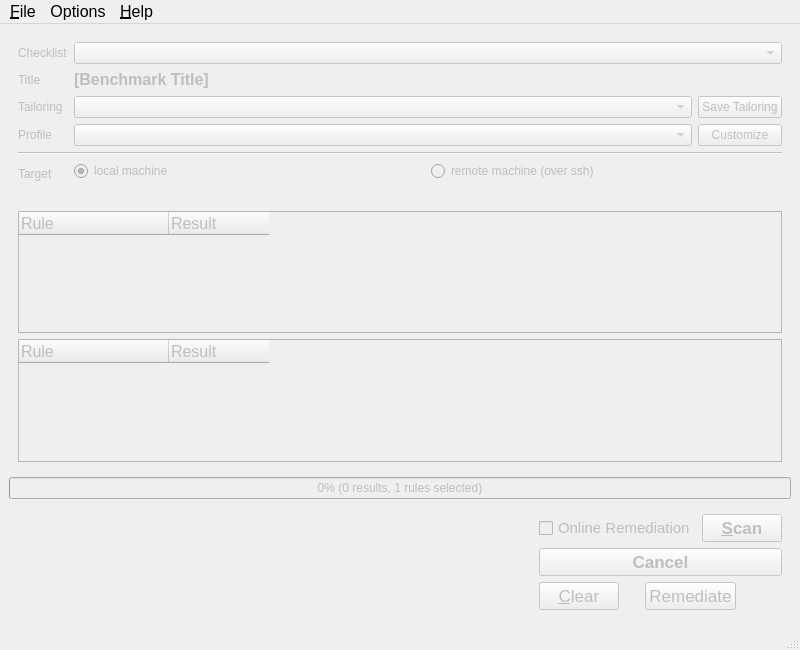
This is src/ui/MainWindow.ui in eurolinux-enterprise-linux-sources/scap-workbench as Qt 5 draws it before an edit. The edited form follows.
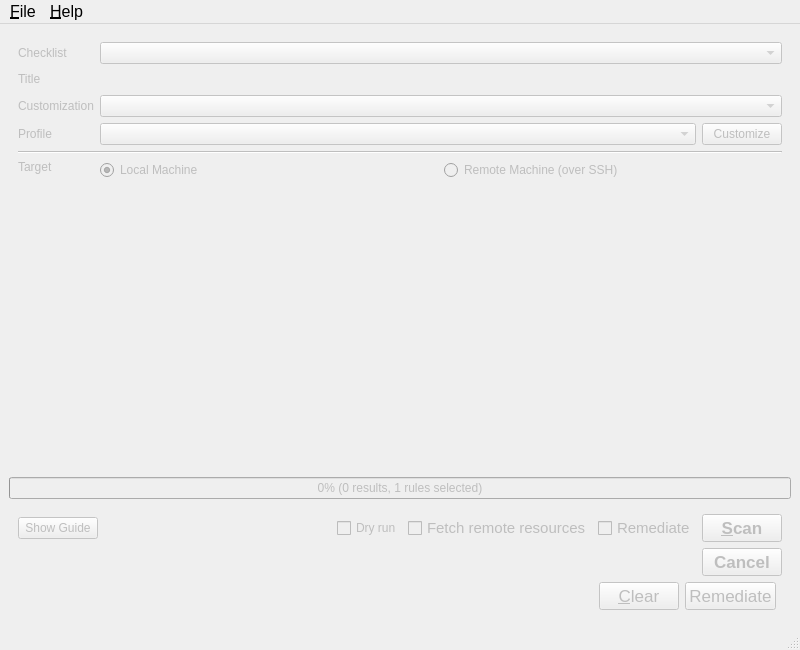
This is the edited form. Custom widgets are drawn as their Qt base class.

What changed in the file:
```diff
--- a/src/ui/MainWindow.ui
+++ b/src/ui/MainWindow.ui
@@ -27,7 +27,7 @@
        <item row="6" column="2">
         <widget class="QPushButton" name="customizeProfileButton">
          <property name="toolTip">
-          <string>Creates a new profile that inherits selected profile, opens a window to edit the newly created profile.</string>
+          <string>Duplicates the current profile, and opens a window to customize it.</string>
          </property>
          <property name="text">
           <string>Customize</string>
@@ -51,8 +51,11 @@
              </property>
              <item>
               <widget class="QRadioButton" name="localMachineRadioButton">
+               <property name="toolTip">
+                <string>Selecting the Local Machine target will cause workbench to evaluate the same machine that it is running on.</string>
+               </property>
                <property name="text">
-                <string>local machine</string>
+                <string>Local Machine</string>
                </property>
                <property name="checked">
                 <bool>true</bool>
@@ -61,8 +64,11 @@
              </item>
              <item>
               <widget class="QRadioButton" name="remoteMachineRadioButton">
+               <property name="toolTip">
+                <string>The Remote Machine target enables workbench to scan any remote machine that can be accessed using SSH.</string>
+               </property>
                <property name="text">
-                <string>remote machine (over ssh)</string>
+                <string>Remote Machine (over SSH)</string>
                </property>
               </widget>
              </item>
@@ -75,16 +81,6 @@
          </layout>
         </widget>
        </item>
-       <item row="5" column="2">
-        <widget class="QPushButton" name="saveTailoringButton">
-         <property name="text">
-          <string>Save Tailoring</string>
-         </property>
-         <property name="shortcut">
-          <string/>
-         </property>
-        </widget>
-       </item>
        <item row="7" column="0" colspan="3">
         <widget class="Line" name="line_2">
          <property name="orientation">
@@ -118,29 +114,30 @@
        </item>
        <item row="8" column="0">
         <widget class="QLabel" name="label">
-         <property name="sizePolicy">
-          <sizepolicy hsizetype="Preferred" vsizetype="Maximum">
-           <horstretch>0</horstretch>
-           <verstretch>0</verstretch>
-          </sizepolicy>
-         </property>
          <property name="text">
           <string>Target</string>
          </property>
+         <property name="alignment">
+          <set>Qt::AlignLeading|Qt::AlignLeft|Qt::AlignTop</set>
+         </property>
         </widget>
        </item>
        <item row="5" column="0">
         <widget class="QLabel" name="label_4">
          <property name="text">
-          <string>Tailoring</string>
+          <string>Customization</string>
          </property>
         </widget>
        </item>
        <item row="6" column="1">
-        <widget class="QComboBox" name="profileComboBox"/>
-       </item>
-       <item row="5" column="1">
-        <widget class="QComboBox" name="tailoringFileComboBox"/>
+        <widget class="QComboBox" name="profileComboBox">
+         <property name="toolTip">
+          <string>Determines which XCCDF profile will be used for evaluation. Listed profiles come from the input content and customization file.</string>
+         </property>
+         <property name="maxVisibleItems">
+          <number>15</number>
+         </property>
+        </widget>
        </item>
        <item row="3" column="1" colspan="2">
         <widget class="QLabel" name="titleLabel">
@@ -157,8 +154,11 @@
            <bold>true</bold>
           </font>
          </property>
+         <property name="toolTip">
+          <string>TItle of the XCCDF Benchmark</string>
+         </property>
          <property name="text">
-          <string>[Benchmark Title]</string>
+          <string/>
          </property>
         </widget>
        </item>
@@ -182,81 +182,24 @@
          </property>
         </spacer>
        </item>
+       <item row="5" column="1" colspan="2">
+        <widget class="QComboBox" name="tailoringFileComboBox">
+         <property name="toolTip">
+          <string>Allows to select, load or reset a customization. Customization is called XCCDF Tailoring in the specification.</string>
+         </property>
+        </widget>
+       </item>
       </layout>
      </widget>
     </item>
     <item>
-     <widget class="QWidget" name="widget_2" native="true">
-      <layout class="QVBoxLayout" name="verticalLayout_2">
-       <item>
-        <widget class="QTreeWidget" name="selectedRulesTree">
-         <property name="font">
-          <font>
-           <pointsize>12</pointsize>
-          </font>
-         </property>
-         <property name="alternatingRowColors">
-          <bool>true</bool>
-         </property>
-         <property name="rootIsDecorated">
-          <bool>false</bool>
-         </property>
-         <attribute name="headerDefaultSectionSize">
-          <number>150</number>
-         </attribute>
-         <attribute name="headerStretchLastSection">
-          <bool>false</bool>
-         </attribute>
-         <column>
-          <property name="text">
-           <string>Rule</string>
-          </property>
-         </column>
-         <column>
-          <property name="text">
-           <string>Result</string>
-          </property>
-         </column>
-        </widget>
-       </item>
-       <item>
-        <widget class="QTreeWidget" name="ruleResultsTree">
-         <property name="font">
-          <font>
-           <pointsize>12</pointsize>
-          </font>
-         </property>
-         <property name="alternatingRowColors">
-          <bool>true</bool>
-         </property>
-         <property name="rootIsDecorated">
-          <bool>false</bool>
-         </property>
-         <property name="uniformRowHeights">
-          <bool>true</bool>
-         </property>
-         <property name="sortingEnabled">
-          <bool>false</bool>
-         </property>
-         <attribute name="headerDefaultSectionSize">
-          <number>150</number>
-         </attribute>
-         <attribute name="headerStretchLastSection">
-          <bool>false</bool>
-         </attribute>
-         <column>
-          <property name="text">
-           <string>Rule</string>
-          </property>
-         </column>
-         <column>
-          <property name="text">
-           <string>Result</string>
-          </property>
-         </column>
-        </widget>
-       </item>
-      </layout>
+     <widget class="RuleResultsTree" name="ruleResultsTree" native="true">
+      <property name="sizePolicy">
+       <sizepolicy hsizetype="Preferred" vsizetype="Expanding">
+        <horstretch>0</horstretch>
+        <verstretch>0</verstretch>
+       </sizepolicy>
+      </property>
      </widget>
     </item>
     <item>
@@ -281,19 +224,6 @@
        </sizepolicy>
       </property>
       <layout class="QHBoxLayout" name="horizontalLayout_2">
-       <item>
-        <spacer name="horizontalSpacer">
-         <property name="orientation">
-          <enum>Qt::Horizontal</enum>
-         </property>
-         <property name="sizeHint" stdset="0">
-          <size>
-           <width>211</width>
-           <height>20</height>
-          </size>
-         </property>
-        </spacer>
-       </item>
        <item>
         <widget class="QWidget" name="widget_5" native="true">
          <layout class="QVBoxLayout" name="verticalLayout_3">
@@ -306,6 +236,51 @@
              <property name="margin">
               <number>0</number>
              </property>
+             <item>
+              <widget class="QPushButton" name="showGuideButton">
+               <property name="text">
+                <string>Show Guide</string>
+               </property>
+              </widget>
+             </item>
+             <item>
+              <spacer name="horizontalSpacer">
+               <property name="orientation">
+                <enum>Qt::Horizontal</enum>
+               </property>
+               <property name="sizeHint" stdset="0">
+                <size>
+                 <width>211</width>
+                 <height>20</height>
+                </size>
+               </property>
+              </spacer>
+             </item>
+             <item>
+              <widget class="QCheckBox" name="dryRunCheckBox">
+               <property name="toolTip">
+                <string>When checked no action is performed after pressing Scan, a dialog with the used command-line arguments is shown instead.</string>
+               </property>
+               <property name="text">
+                <string>Dry run</string>
+               </property>
+              </widget>
+             </item>
+             <item>
+              <widget class="QCheckBox" name="fetchRemoteResourcesCheckbox">
+               <property name="font">
+                <font>
+                 <pointsize>11</pointsize>
+                </font>
+               </property>
+               <property name="toolTip">
+                <string>&lt;html&gt;&lt;head/&gt;&lt;body&gt;&lt;p&gt;Allow download of&amp;nbsp;remote OVAL content referenced from&amp;nbsp;XCCDF by&amp;nbsp;check-content-ref/@href.&lt;/p&gt;&lt;/body&gt;&lt;/html&gt;</string>
+               </property>
+               <property name="text">
+                <string>Fetch remote resources</string>
+               </property>
+              </widget>
+             </item>
              <item>
               <widget class="QCheckBox" name="onlineRemediationCheckBox">
                <property name="font">
@@ -314,10 +289,10 @@
                 </font>
                </property>
                <property name="toolTip">
-                <string>Checking this enables online remediation of failed checks. Online in the sense of being done as part of the evaluation.</string>
+                <string>&lt;html&gt;&lt;head/&gt;&lt;body&gt;&lt;p&gt;Attempts to automatically correct issues identified by the scan.&lt;/p&gt;&lt;p&gt;Note: Automated remediation may impact system functionality.&lt;/p&gt;&lt;/body&gt;&lt;/html&gt;</string>
                </property>
                <property name="text">
-                <string>Online Remediation</string>
+                <string>Remediate</string>
                </property>
               </widget>
              </item>
@@ -330,6 +305,9 @@
                  <bold>true</bold>
                 </font>
                </property>
+               <property name="toolTip">
+                <string>Starts the evaluation.</string>
+               </property>
                <property name="text">
                 <string>&amp;Scan</string>
                </property>
@@ -344,6 +322,19 @@
              <property name="margin">
               <number>0</number>
              </property>
+             <item>
+              <spacer name="horizontalSpacer_4">
+               <property name="orientation">
+                <enum>Qt::Horizontal</enum>
+               </property>
+               <property name="sizeHint" stdset="0">
+                <size>
+                 <width>40</width>
+                 <height>20</height>
+                </size>
+               </property>
+              </spacer>
+             </item>
              <item>
               <widget class="QPushButton" name="cancelButton">
                <property name="font">
@@ -353,6 +344,9 @@
                  <bold>true</bold>
                 </font>
                </property>
+               <property name="toolTip">
+                <string>Cancels the evaluation. Partial results may be lost.</string>
+               </property>
                <property name="text">
                 <string>Cancel</string>
                </property>
@@ -370,6 +364,19 @@
              <property name="margin">
               <number>0</number>
              </property>
+             <item>
+              <spacer name="horizontalSpacer_3">
+               <property name="orientation">
+                <enum>Qt::Horizontal</enum>
+               </property>
+               <property name="sizeHint" stdset="0">
+                <size>
+                 <width>40</width>
+                 <height>20</height>
+                </size>
+               </property>
+              </spacer>
+             </item>
              <item>
               <widget class="QPushButton" name="clearButton">
                <property name="font">
@@ -377,27 +384,14 @@
                  <pointsize>13</pointsize>
                 </font>
                </property>
+               <property name="toolTip">
+                <string>Causes workbench to forget all collected evaluation results and prepares it for another scan.</string>
+               </property>
                <property name="text">
                 <string>&amp;Clear</string>
                </property>
               </widget>
              </item>
-             <item>
-              <spacer name="horizontalSpacer_3">
-               <property name="orientation">
-                <enum>Qt::Horizontal</enum>
-               </property>
-               <property name="sizeType">
-                <enum>QSizePolicy::Minimum</enum>
-               </property>
-               <property name="sizeHint" stdset="0">
-                <size>
-                 <width>20</width>
-                 <height>1</height>
-                </size>
-               </property>
-              </spacer>
-             </item>
              <item>
               <widget class="QPushButton" name="offlineRemediateButton">
                <property name="enabled">
@@ -440,7 +434,7 @@
      <x>0</x>
      <y>0</y>
      <width>800</width>
-     <height>27</height>
+     <height>30</height>
     </rect>
    </property>
    <property name="font">
@@ -457,12 +451,17 @@
     </property>
     <widget class="QMenu" name="menuSave">
      <property name="title">
-      <string>Save As ...</string>
+      <string>Save All</string>
      </property>
      <addaction name="actionSaveIntoDirectory"/>
      <addaction name="actionSaveAsRPM"/>
     </widget>
+    <addaction name="actionOpenSSG"/>
     <addaction name="actionOpen"/>
+    <addaction name="separator"/>
+    <addaction name="actionOpenCustomizationFile"/>
+    <addaction name="separator"/>
+    <addaction name="actionSaveTailoring"/>
     <addaction name="menuSave"/>
     <addaction name="separator"/>
     <addaction name="actionQuit"/>
@@ -478,25 +477,24 @@
     <addaction name="actionAbout"/>
     <addaction name="actionAboutQt"/>
    </widget>
-   <widget class="QMenu" name="menuOptions">
-    <property name="title">
-     <string>Options</string>
-    </property>
-    <addaction name="actionSkipValidation"/>
-   </widget>
    <addaction name="menuFile"/>
-   <addaction name="menuOptions"/>
    <addaction name="menuHelp"/>
   </widget>
   <action name="actionOpen">
    <property name="text">
-    <string>&amp;Open content</string>
+    <string>&amp;Open Other Content</string>
+   </property>
+   <property name="shortcutContext">
+    <enum>Qt::ApplicationShortcut</enum>
    </property>
   </action>
   <action name="actionQuit">
    <property name="text">
     <string>&amp;Quit</string>
    </property>
+   <property name="shortcut">
+    <string>Ctrl+Q</string>
+   </property>
   </action>
   <action name="actionAbout">
    <property name="text">
@@ -510,12 +508,12 @@
   </action>
   <action name="actionSaveIntoDirectory">
    <property name="text">
-    <string>Save into directory</string>
+    <string>Into a directory</string>
    </property>
   </action>
   <action name="actionSaveAsRPM">
    <property name="text">
-    <string>Save as RPM</string>
+    <string>As RPM</string>
    </property>
   </action>
   <action name="actionAboutQt">
@@ -528,15 +526,19 @@
     <string>Show Diagnostics</string>
    </property>
   </action>
-  <action name="actionSkipValidation">
-   <property name="checkable">
-    <bool>true</bool>
+  <action name="actionSaveTailoring">
+   <property name="text">
+    <string>Save Customization Only</string>
    </property>
+  </action>
+  <action name="actionOpenSSG">
    <property name="text">
-    <string>Skip validation</string>
+    <string>Open &amp;SCAP Security Guide</string>
    </property>
-   <property name="toolTip">
-    <string>Causes openscap to skip validation of input and output content. This option is discouraged!</string>
+  </action>
+  <action name="actionOpenCustomizationFile">
+   <property name="text">
+    <string>Open &amp;Customization File</string>
    </property>
   </action>
  </widget>
@@ -553,6 +555,12 @@
    <header>RemoteMachineComboBox.h</header>
    <container>1</container>
   </customwidget>
+  <customwidget>
+   <class>RuleResultsTree</class>
+   <extends>QWidget</extends>
+   <header>RuleResultsTree.h</header>
+   <container>1</container>
+  </customwidget>
  </customwidgets>
  <resources/>
  <connections>
```
Left out of the diff: 8 changed lines with no effect on the pictures.
